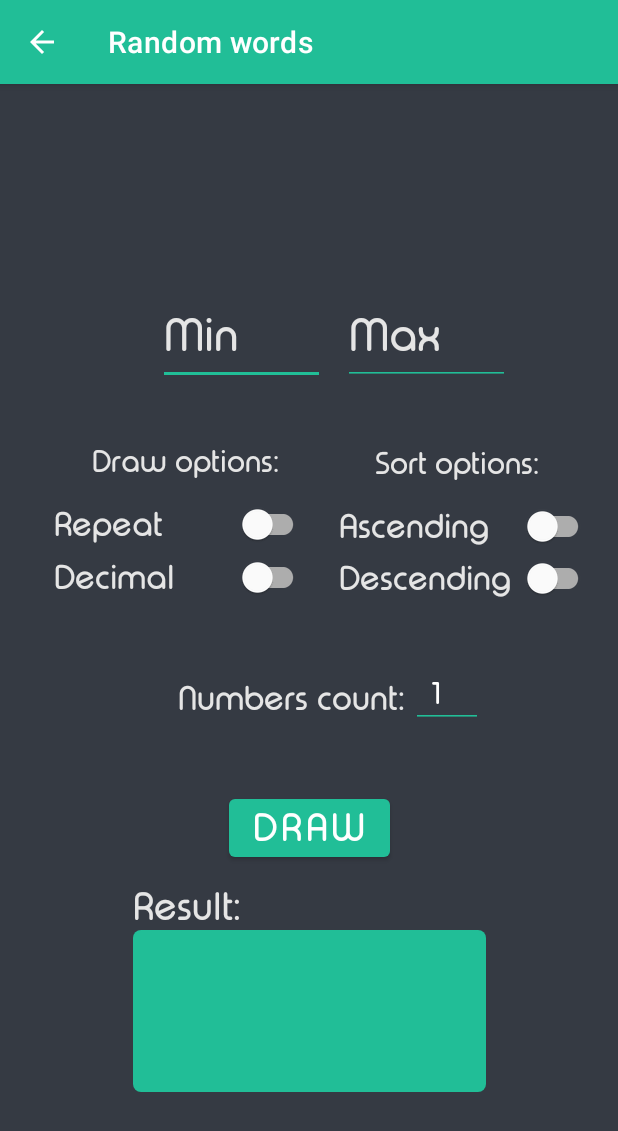
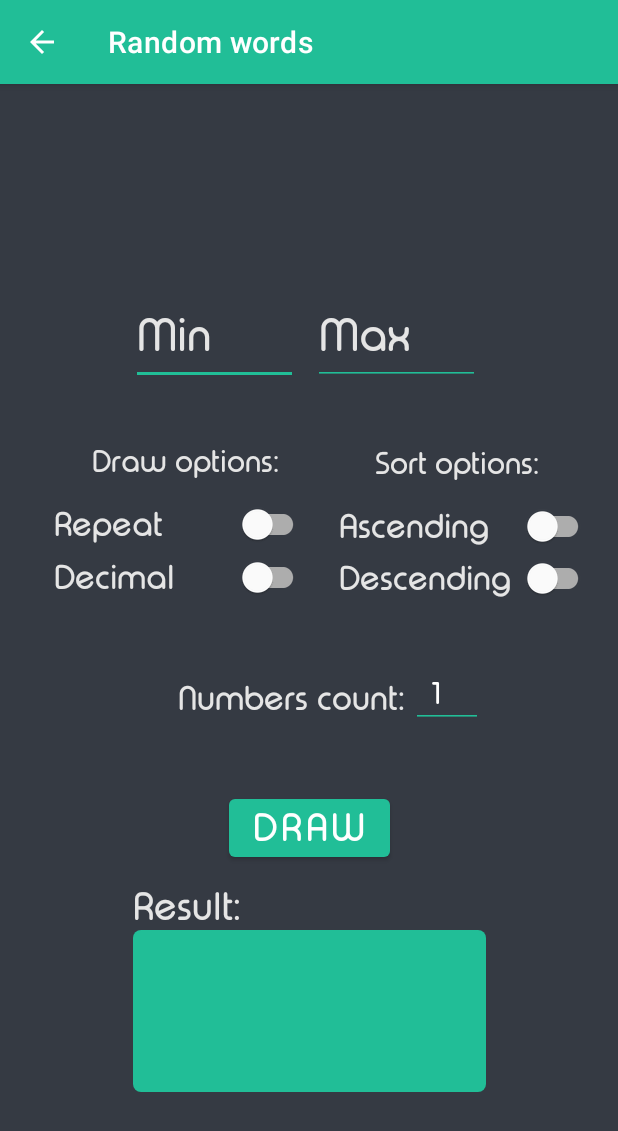
Before and after one commit to michal1702/RNG_AndroidApp, an Android app: the RandomNumbersActivity screen opened directly, with no data from a screen before it, on a phone screen of 412 x 824 dp. Shown: the top 1131 px of the screen. Run offline under Robolectric (Android 15) with nearby library versions, the phone set to English and light mode, and no system bars.

Commit message:
constraint fixes

```diff
--- a/app/src/main/res/layout/activity_random_numbers.xml
+++ b/app/src/main/res/layout/activity_random_numbers.xml
@@ -23,6 +23,7 @@
         android:textSize="30sp"
         app:layout_constraintBottom_toBottomOf="@+id/upperLimitTextEdit"
         app:layout_constraintEnd_toStartOf="@+id/upperLimitTextEdit"
+        app:layout_constraintStart_toStartOf="@+id/resultTextView"
         app:layout_constraintTop_toTopOf="@+id/upperLimitTextEdit"
         app:layout_constraintVertical_bias="1.0" />
 
@@ -30,7 +31,7 @@
         android:id="@+id/upperLimitTextEdit"
         android:layout_width="111dp"
         android:layout_height="65dp"
-        android:layout_marginEnd="72dp"
+        android:layout_marginEnd="4dp"
         android:layout_marginBottom="40dp"
         android:backgroundTint="@color/light_green"
         android:ems="10"
@@ -41,7 +42,7 @@
         android:textColorHint="@color/text_white"
         android:textSize="30sp"
         app:layout_constraintBottom_toTopOf="@+id/sortOptionsTextView"
-        app:layout_constraintEnd_toEndOf="parent" />
+        app:layout_constraintEnd_toEndOf="@+id/resultTextView" />
 
     <com.google.android.material.switchmaterial.SwitchMaterial
         android:id="@+id/noRepeatSwitch"
```
